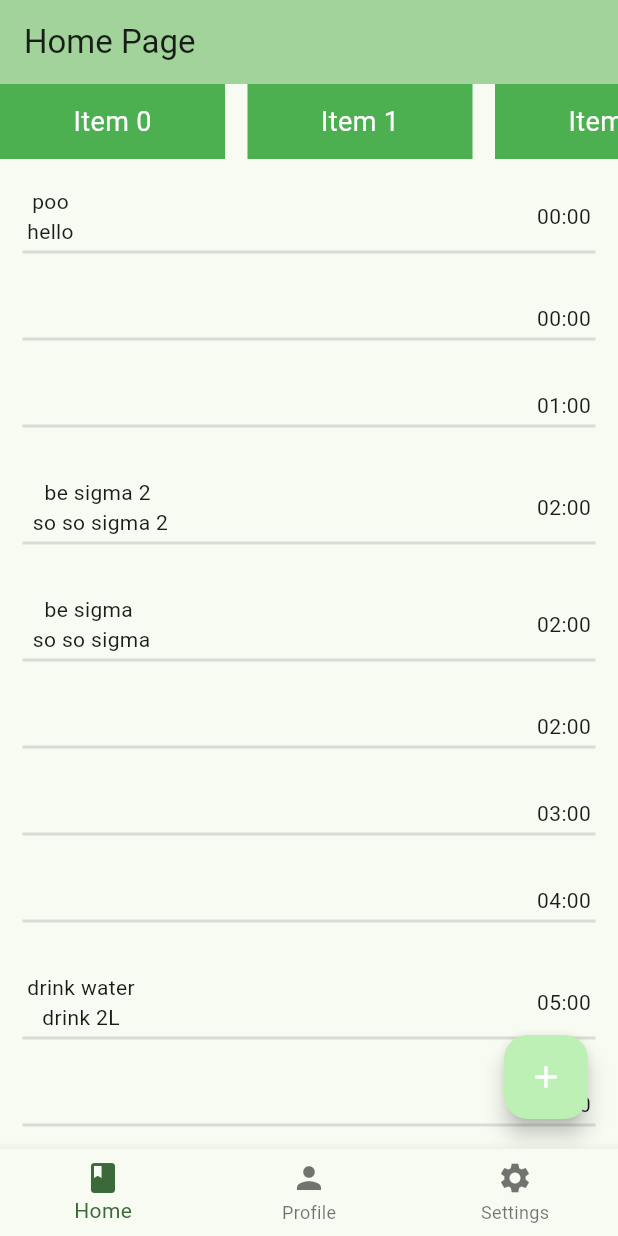
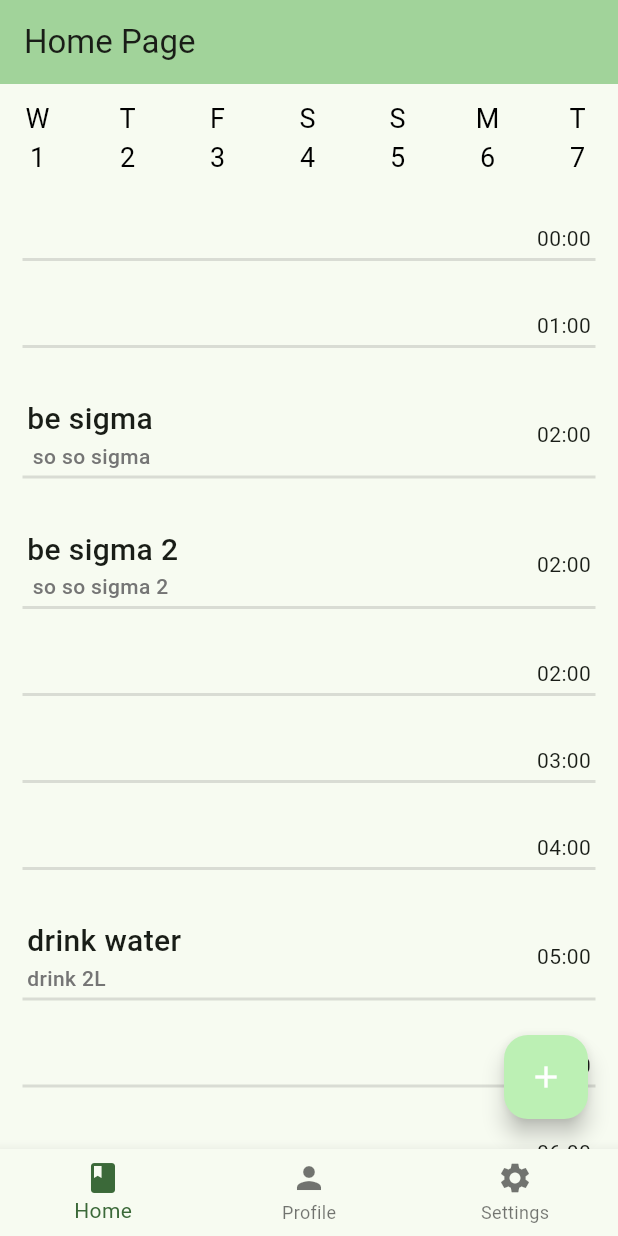
Before and after one commit to dw0nji/task_manager_2, a Flutter app: the screen it shows after launch, on a phone screen of 412 x 824 dp. Run offline on Flutter 3.47's test engine with Material 3 defaults, Android fonts, the phone set to English and light mode, and no system bars; our stand-ins replace date_field, go_router; missing offline and left inert: dart:ffi; accounts and stored records are empty.

Commit message:
Bug fixes + UI + Refining.

```diff
--- a/lib/Controllers/MainController.dart
+++ b/lib/Controllers/MainController.dart
@@ -26,14 +26,14 @@ class MainController extends ChangeNotifier {
   void _init(){
 
     //Test data
-    _user.addTask(Task("poo", "hello", DateTime(0,0,0,0,0)));
-    _user.addTask(Task("drink water", "drink 2L", DateTime(0,0,0,5)));
-    _user.addTask(Task("be sigma", " so so sigma", DateTime(0,0,0,2)));
-    _user.addTask(Task("be sigma 2", " so so sigma 2", DateTime(0,0,0,2)));
+    _user.addTask(Task("poo", "hello", DateTime.now()));
+    _user.addTask(Task("drink water", "drink 2L", DateTime(2025,1,1,5)));
+    _user.addTask(Task("be sigma", " so so sigma", DateTime(2025,1,1,2)));
+    _user.addTask(Task("be sigma 2", " so so sigma 2", DateTime(2025,1,1,2)));
 
   }
-  HashSet<Task> getTasks() {
-    return _user.getTasks();
+  HashSet<Task> getTasks(DateTime? date) {
+    return date == null ? _user.getTasks() : _user.getTasksByDay(date!);
   }
 
   void addTask(Task task) {
--- a/lib/Model/User.dart
+++ b/lib/Model/User.dart
@@ -20,6 +20,18 @@ class User {
   // Get all tasks
   HashSet<Task> getTasks() {
     return tasks;
+  }
+  HashSet<Task> getTasksByDay(DateTime time) {
+    HashSet<Task> filteredTasks = HashSet();
+    for(var task in tasks){
+      //print("${task.title}: and ${task.date}");
+      if (task.date.year == time.year &&
+          task.date.month == time.month &&
+          task.date.day == time.day) {
+        filteredTasks.add(task); // Add the task if it matches
+      }
+    }
+    return filteredTasks;
   }
 
   // Add a task
--- a/lib/Views/HomePage.dart
+++ b/lib/Views/HomePage.dart
@@ -12,8 +12,9 @@ import '../Controllers/MainController.dart';
 
 
 class MyHomePage extends StatefulWidget {
-  const MyHomePage({super.key, required this.title});
+  const MyHomePage({super.key, required this.title, required this.current});
   final String title;
+  final DateTime current;
 
   @override
   State<MyHomePage> createState() => _MyHomePageState();
@@ -73,11 +74,13 @@ class _MyHomePageState extends State<MyHomePage> {
                   Expanded(child:
                     Consumer<MainController>(
                       builder: (context, controller, child) {
-                        var data = controller.getTasks().toList();
+                        var data = controller.getTasks(widget.current).toList();
                         data.sort((a, b) => a.date.compareTo(b.date));
+                        //print(data.toString());
 
                         final List<TimeContainer> timeContainers2 = [];
-                        DateTime fromMidnight = DateTime(0,0,0,0,0,0,0);
+                        DateTime fromMidnight = widget.current.copyWith(hour: 0, minute: 0);
+                        //DateTime(0,0,0,0,0,0,0);
 
                         int counter = 0; // counter for data
                         for (int i = 0; i < 24; i++) {
@@ -96,7 +99,6 @@ class _MyHomePageState extends State<MyHomePage> {
                             timeContainers2.add(container);
                           }
                         }
-
 
                         return SingleChildScrollView(
                           child: ConstrainedBox(
--- a/lib/Views/widgets/Calendar_Scrollable_Section.dart
+++ b/lib/Views/widgets/Calendar_Scrollable_Section.dart
@@ -1,42 +1,112 @@
-
-import 'package:flutter/cupertino.dart';
 import 'package:flutter/material.dart';
+import 'package:go_router/go_router.dart';
+import 'package:intl/intl.dart';
 
 class CalendarScrollableSection extends StatefulWidget {
   const CalendarScrollableSection({super.key});
 
   @override
-  State<CalendarScrollableSection> createState() => _CalendarScrollState();
+  State<CalendarScrollableSection> createState() => _CalendarScrollableState();
 }
 
-class _CalendarScrollState extends State<CalendarScrollableSection>{
+class _CalendarScrollableState extends State<CalendarScrollableSection> {
+  final List<DateTime> _items = List.generate(20, (index) => DateTime.now().add(Duration(days: index)));
+  final ScrollController _scrollController = ScrollController();
+  bool _isLoading = false;
+
+  @override
+  void initState() {
+    super.initState();
+    _scrollController.addListener(() {
+      if (_scrollController.position.pixels >= _scrollController.position.maxScrollExtent && !_isLoading) {
+        _loadMoreItems();
+      }
+    });
+  }
+
+  void _loadMoreItems() async {
+    setState(() => _isLoading = true);
+
+    //await Future.delayed(const Duration(seconds: 2));
+    final newItems = List.generate(20, (index) => _items.last.add(Duration(days: index + 1)));
+
+    setState(() {
+      _items.addAll(newItems);
+      _isLoading = false;
+    });
+  }
+
   @override
   Widget build(BuildContext context) {
-    return LayoutBuilder(
-        builder: (BuildContext context, BoxConstraints viewportConstraints){
-          return
-            SingleChildScrollView(
-              scrollDirection: Axis.horizontal,
-              child: Row(
-                children: List.generate(10, (index) =>
-                    Container(
-                      width: 150, // Adjust the width for each item
-                      height: 50, // Adjust height as needed
-                      color: Colors.green, // Set any color you want
-                      margin: const EdgeInsets.only(right: 15), // Add spacing between items
-                      child: Center(
-                        child: Text(
-                          'Item $index',
-                          style: TextStyle(color: Colors.white, fontSize: 18),
-                        ),
-                      ),
-                    ),
-                ),
+    final goRouter = GoRouter.of(context);
+    return SizedBox(
+      height: 75,
+
+      child: ListView.builder(
+        padding: const EdgeInsets.only(top: 10),
+        controller: _scrollController,
+        scrollDirection: Axis.horizontal,
+        itemCount: _items.length +1,
+        itemBuilder: (context, index) {
+          if (index == _items.length) {
+            return _isLoading
+                ? const SizedBox(
+              width: 50,
+              height: 50,
+              child: Center(
+                child: CircularProgressIndicator(),
               ),
-            );
-        }
+            )
+                : const SizedBox.shrink();
+          }
+          return GestureDetector(
+            onTap: () {
+                goRouter.go("/home/${_items[index]}");
+              },
+            child: DateContainer(current: _items[index] ),
+          );
+
+        },
+      ),
     );
-
   }
 
+  @override
+  void dispose() {
+    _scrollController.dispose();
+    super.dispose();
+  }
 }
+
+class DateContainer extends StatelessWidget{
+  const DateContainer({super.key, required this.current});
+  final DateTime current;
+
+  @override
+  Widget build(BuildContext context) {
+
+    return
+      Container(
+      width: 50,
+      height: 50,
+      margin: const EdgeInsets.only(right: 10),
+      child: Center(
+
+        child: Column(
+          children: [
+            Text(
+              DateFormat('EEEE').format(current)[0],
+              style: const TextStyle(color: Colors.black, fontSize: 18),
+            ),
+            Text(
+              '${current.day}',
+              style: const TextStyle(color: Colors.black, fontSize: 18),
+            ),
+
+          ],
+        )
+
+      ),
+    );
+  }
+}
--- a/lib/Views/widgets/task.dart
+++ b/lib/Views/widgets/task.dart
@@ -28,11 +28,18 @@ class _UserTaskState extends State<UserTaskUI>{
         onTap: destroy,
         child: Visibility(
           child: Column(
+            crossAxisAlignment: CrossAxisAlignment.start,
+            spacing: 0,
           children: <Widget>[
             Text(
+              textAlign: TextAlign.left,
+              style: TextStyle(fontSize:20, fontWeight: FontWeight.w500),
               widget.task.title,
             ),
             Text(
+              textAlign: TextAlign.left,
+
+              style: TextStyle(color: Colors.grey[600], fontWeight: FontWeight.w500),
               widget.task.description,
             ),
           ],
--- a/lib/main.dart
+++ b/lib/main.dart
@@ -36,7 +36,6 @@ class MyApp extends StatefulWidget{
 
 class _MyAppState extends State<MyApp> {
   ProfilePage? myProfilePage;
-  final myHomePage = const MyHomePage(title: 'Home Page');
   final myLoginPage = const SignInHttp(title: 'Login Page');
   @override
   void initState() {
@@ -89,8 +88,30 @@ class _MyAppState extends State<MyApp> {
                 pageBuilder: (context, state) {
                   return FadeTransitionPage<dynamic>(
                     key: state.pageKey,
-                    child: myHomePage,
+                    child: MyHomePage(title: "Home Page", current: DateTime.now()),
                   );
+                },
+              ),
+              GoRoute(
+                path: "/home/:day",
+                pageBuilder: (context, state) {
+                  var unParsedDay = state.pathParameters["day"];
+                  try {
+                    DateTime parsedDay = DateTime.parse(unParsedDay!);
+                    return FadeTransitionPage<dynamic>(
+                      key: state.pageKey,
+                      child: MyHomePage(title: "Home Page", current: parsedDay),
+                    );
+                  }catch (e){
+                    print("error: $e");
+                    return FadeTransitionPage<dynamic>(
+                      key: state.pageKey,
+                      child: MyHomePage(title: "Home Page", current: DateTime.now()),
+                    );
+
+
+                  }
+
                 },
               ),
               GoRoute(
```
